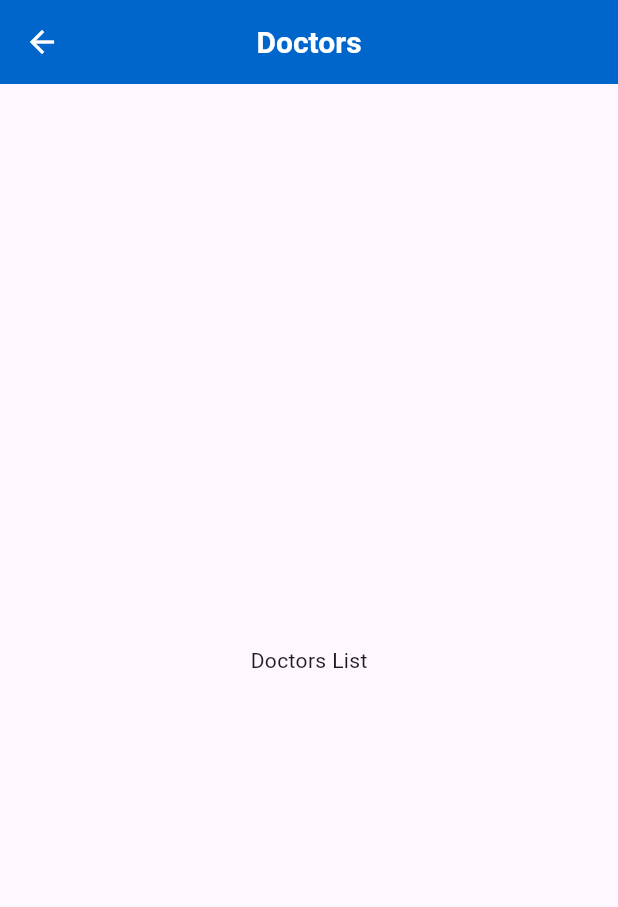
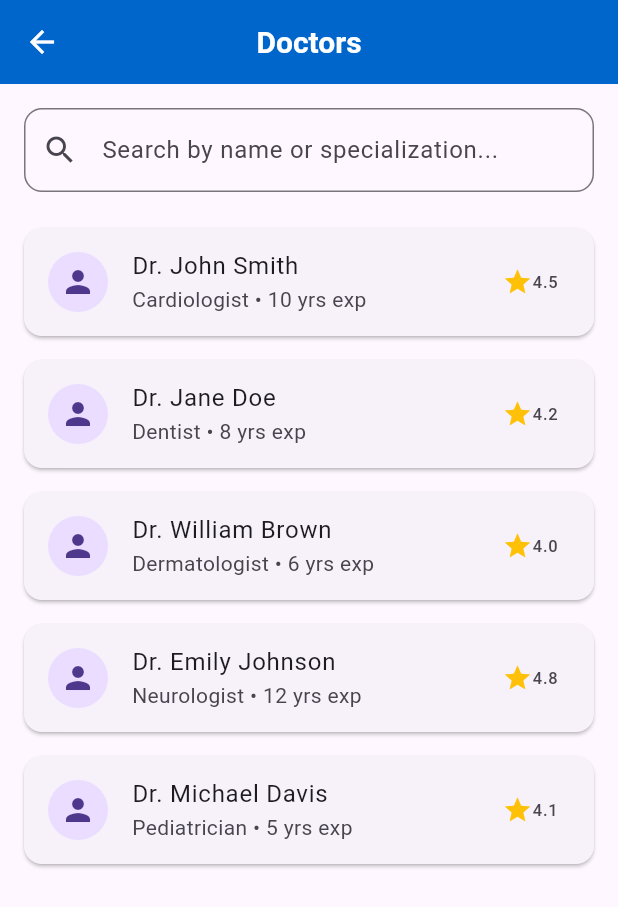
Before and after one commit to Zabith-Fulail/SugarMate, a Flutter app: the DoctorsView screen opened by its route, on a phone screen of 412 x 824 dp. Shown: the top 907 px of the screen. Run offline on Flutter 3.47's test engine with Material 3 defaults, Android fonts, the phone set to English and light mode, and no system bars; our stand-ins replace bloc, carousel_slider, connectivity_plus, dartz, device_info_plus, dio and 9 more; accounts and stored records are empty; network calls fail.

Commit message:
feat : doctors

```diff
--- /dev/null
+++ b/lib/features/presentation/views/doctors/data/doctor.dart
@@ -0,0 +1,23 @@
+class Doctor {
+  final String id; // Unique ID for the doctor
+  final String name;
+  final String specialization;
+  final int experience; // in years
+  final double rating; // out of 5
+  final String profileImageUrl; // For displaying doctor's photo
+  final String description; // Short bio or about doctor
+  final String email;
+  final String phone;
+
+  Doctor({
+    required this.id,
+    required this.name,
+    required this.specialization,
+    required this.experience,
+    required this.rating,
+    required this.profileImageUrl,
+    required this.description,
+    required this.email,
+    required this.phone,
+  });
+}
--- a/lib/features/presentation/views/doctors/doctors_view.dart
+++ b/lib/features/presentation/views/doctors/doctors_view.dart
@@ -1,6 +1,8 @@
 import 'package:flutter/material.dart';
-
+import 'package:sugar_mate/utils/app_strings.dart';
 import '../../../../utils/app_colors.dart';
+import 'data/doctor.dart';
+import 'doctor_details.dart';  // Make sure to import the DoctorDetails page
 
 class DoctorsView extends StatefulWidget {
   const DoctorsView({super.key});
@@ -10,24 +12,149 @@ class DoctorsView extends StatefulWidget {
 }
 
 class _DoctorsViewState extends State<DoctorsView> {
+  List<Doctor> allDoctors = [
+    Doctor(
+      id: '1',
+      name: 'Dr. John Smith',
+      specialization: 'Cardiologist',
+      experience: 10,
+      rating: 4.5,
+      profileImageUrl: 'https://randomuser.me/api/portraits/men/10.jpg',
+      description: 'Experienced cardiologist with 10 years of expertise in heart-related treatments and surgeries.',
+      email: 'john.smith@example.com',
+      phone: '+1 555 123 4567',
+    ),
+    Doctor(
+      id: '2',
+      name: 'Dr. Jane Doe',
+      specialization: 'Dentist',
+      experience: 8,
+      rating: 4.2,
+      profileImageUrl: 'https://randomuser.me/api/portraits/women/20.jpg',
+      description: 'Friendly dentist specializing in cosmetic and pediatric dentistry, ensuring a perfect smile.',
+      email: 'jane.doe@example.com',
+      phone: '+1 555 987 6543',
+    ),
+    Doctor(
+      id: '3',
+      name: 'Dr. William Brown',
+      specialization: 'Dermatologist',
+      experience: 6,
+      rating: 4.0,
+      profileImageUrl: 'https://randomuser.me/api/portraits/men/30.jpg',
+      description: 'Expert dermatologist focused on treating skin conditions with a holistic approach.',
+      email: 'william.brown@example.com',
+      phone: '+1 555 345 6789',
+    ),
+    Doctor(
+      id: '4',
+      name: 'Dr. Emily Johnson',
+      specialization: 'Neurologist',
+      experience: 12,
+      rating: 4.8,
+      profileImageUrl: 'https://randomuser.me/api/portraits/women/40.jpg',
+      description: 'Senior neurologist specializing in brain and nervous system disorders with over 12 years experience.',
+      email: 'emily.johnson@example.com',
+      phone: '+1 555 456 7890',
+    ),
+    Doctor(
+      id: '5',
+      name: 'Dr. Michael Davis',
+      specialization: 'Pediatrician',
+      experience: 5,
+      rating: 4.1,
+      profileImageUrl: 'https://randomuser.me/api/portraits/men/50.jpg',
+      description: 'Caring pediatrician providing excellent healthcare to children of all ages.',
+      email: 'michael.davis@example.com',
+      phone: '+1 555 678 1234',
+    ),
+  ];
+
+  List<Doctor> filteredDoctors = [];
+  String searchQuery = '';
+
+  @override
+  void initState() {
+    super.initState();
+    filteredDoctors = List.from(allDoctors); // show all at first
+  }
+
+  void _filterDoctors(String query) {
+    setState(() {
+      searchQuery = query;
+      filteredDoctors = allDoctors.where((doctor) {
+        return doctor.name.toLowerCase().contains(query.toLowerCase()) ||
+            doctor.specialization.toLowerCase().contains(query.toLowerCase());
+      }).toList();
+    });
+  }
+
   @override
   Widget build(BuildContext context) {
     return Scaffold(
       appBar: AppBar(
-        title: const Text('Doctors'),
+        title: const Text(AppStrings.doctors),
         titleTextStyle: const TextStyle(
           fontSize: 20,
           fontWeight: FontWeight.bold,
           color: AppColors.appWhiteColor,
         ),
-        iconTheme: IconThemeData(
-            color: AppColors.appWhiteColor
+        iconTheme: const IconThemeData(
+          color: AppColors.appWhiteColor,
         ),
         centerTitle: true,
         backgroundColor: AppColors.primaryColor,
       ),
-      body: const Center(
-        child: Text('Doctors List'),
+      body: Column(
+        children: [
+          Padding(
+            padding: const EdgeInsets.all(16.0),
+            child: TextField(
+              onChanged: _filterDoctors,
+              decoration: InputDecoration(
+                hintText: 'Search by name or specialization...',
+                prefixIcon: const Icon(Icons.search),
+                border: OutlineInputBorder(
+                  borderRadius: BorderRadius.circular(12),
+                ),
+              ),
+            ),
+          ),
+          Expanded(
+            child: ListView.builder(
+              itemCount: filteredDoctors.length,
+              itemBuilder: (context, index) {
+                final doctor = filteredDoctors[index];
+                return Card(
+                  margin: const EdgeInsets.symmetric(horizontal: 16, vertical: 8),
+                  child: ListTile(
+                    leading: const CircleAvatar(
+                      child: Icon(Icons.person),
+                    ),
+                    title: Text(doctor.name),
+                    subtitle: Text('${doctor.specialization} • ${doctor.experience} yrs exp'),
+                    trailing: Row(
+                      mainAxisSize: MainAxisSize.min,
+                      children: [
+                        const Icon(Icons.star, color: Colors.amber, size: 20),
+                        Text(doctor.rating.toString()),
+                      ],
+                    ),
+                    onTap: () {
+                      // Navigate to the doctor details page
+                      Navigator.push(
+                        context,
+                        MaterialPageRoute(
+                          builder: (context) => DoctorDetails(doctor: doctor),
+                        ),
+                      );
+                    },
+                  ),
+                );
+              },
+            ),
+          ),
+        ],
       ),
     );
   }
--- a/lib/utils/app_strings.dart
+++ b/lib/utils/app_strings.dart
@@ -62,4 +62,8 @@ class AppStrings {
   static const String loginDescription =
       "Please login to continue managing your health journey";
   static const String forgotPassword = "Forgot Password?";
+  static const String doctors = "Doctors";
+  static const String profile = "Profile";
+  static const String firstName = "First Name";
+  static const String lastName = "Last Name";
 }
```
Also changed, not shown: lib/features/presentation/views/doctors/doctor_details.dart (added, +127 -0 lines).
